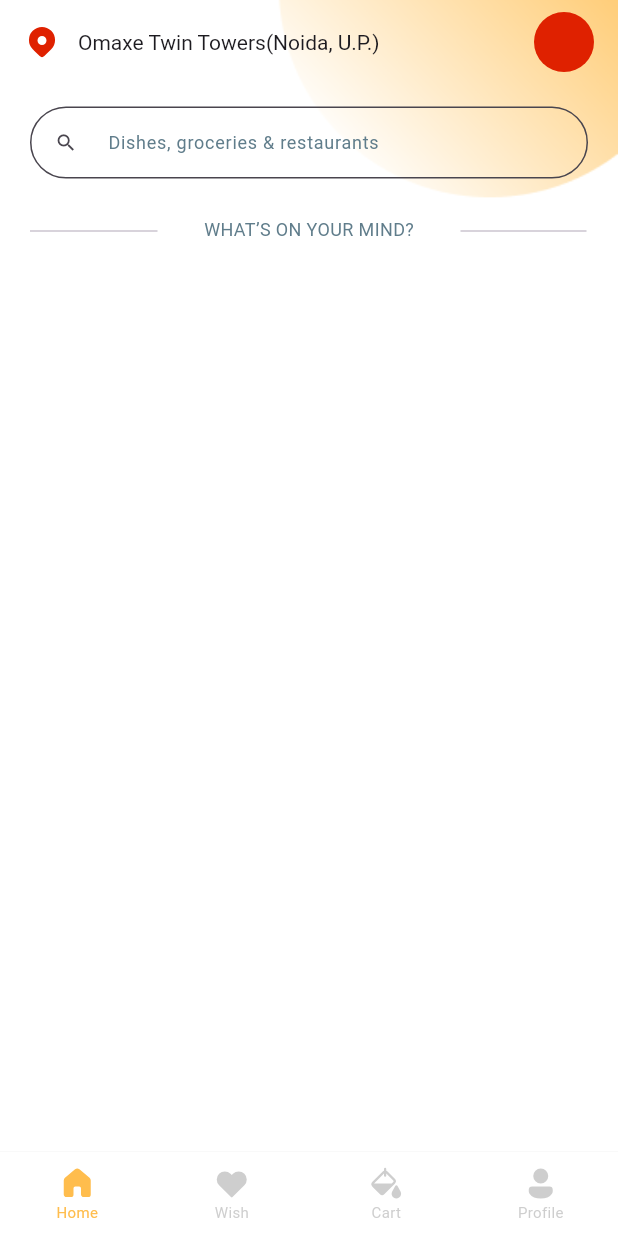
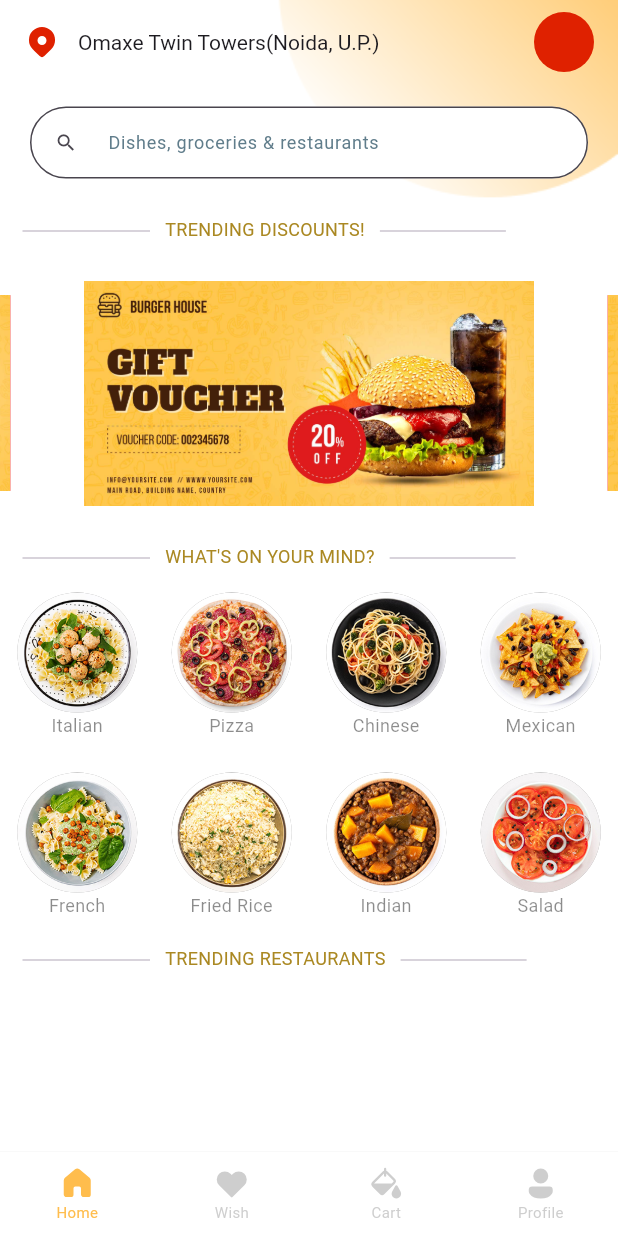
Before and after one commit to amanbalooni/fitbites, a Flutter app: the screen it shows after launch, on a phone screen of 412 x 824 dp. Run offline on Flutter 3.47's test engine with Material 2 defaults, Android fonts, the light colour scheme and no system bars; drawn by our look-alikes of carousel_slider; our stand-ins replace dots_indicator, fluentui_icons.

Commit message:
Home Page

```diff
--- a/lib/screens/main-screens/home_screen.dart
+++ b/lib/screens/main-screens/home_screen.dart
@@ -2,15 +2,18 @@ import 'package:flutter/cupertino.dart';
 import 'package:flutter/material.dart';
 import 'package:fluentui_icons/fluentui_icons.dart';
 import '../../widgets/custom_carousel.dart';
+import '../../widgets/custom_gallery/custom_gallery.dart';
 import '../../widgets/custom_searchbar.dart';
 
 class HomeScreen extends StatefulWidget {
   const HomeScreen({super.key});
 
   @override
+  // ignore: library_private_types_in_public_api
   _HomeScreenState createState() => _HomeScreenState();
 }
-class _HomeScreenState extends State<HomeScreen>{
+
+class _HomeScreenState extends State<HomeScreen> {
   @override
   Widget build(BuildContext context) {
     return Scaffold(
@@ -63,14 +66,13 @@ class _HomeScreenState extends State<HomeScreen>{
               const SizedBox(
                 height: 25,
               ),
+              // Fancy Divider
               const Row(
-                mainAxisAlignment: MainAxisAlignment.spaceBetween,
-                crossAxisAlignment: CrossAxisAlignment.start,
                 children: [
                   Padding(
                     padding: EdgeInsets.only(
                       top: 2,
-                      left: 20,
+                      left: 15,
                     ),
                     child: SizedBox(
                       width: 85,
@@ -78,16 +80,16 @@ class _HomeScreenState extends State<HomeScreen>{
                     ),
                   ),
                   Padding(
-                    padding: EdgeInsets.only(bottom: 712),
+                    padding: EdgeInsets.only(bottom: 0, left: 10, right: 10),
                     child: Text(
-                      "WHAT’S ON YOUR MIND?",
-                      style: TextStyle(color: Colors.blueGrey, fontSize: 12),
+                      "TRENDING DISCOUNTS!",
+                      style: TextStyle(color: Color(0xffaa8822), fontSize: 12),
                     ),
                   ),
                   Padding(
                     padding: EdgeInsets.only(
                       top: 2,
-                      right: 20,
+                      right: 5,
                     ),
                     child: SizedBox(
                       width: 85,
@@ -98,8 +100,168 @@ class _HomeScreenState extends State<HomeScreen>{
                   ),
                 ],
               ),
+              const SizedBox(
+                height: 25,
+              ),
+              const CustomCarouselWidget(image: 'assets/images/coupon.jpg',),
+              const SizedBox(
+                height: 25,
+              ),
+              // Fancy Divider
+              const Row(
+                children: [
+                  Padding(
+                    padding: EdgeInsets.only(
+                      top: 2,
+                      left: 15,
+                    ),
+                    child: SizedBox(
+                      width: 85,
+                      child: Divider(),
+                    ),
+                  ),
+                  Padding(
+                    padding: EdgeInsets.only(bottom: 0, left: 10, right: 10),
+                    child: Text(
+                      "WHAT'S ON YOUR MIND?",
+                      style: TextStyle(color: Color(0xffaa8822), fontSize: 12),
+                    ),
+                  ),
+                  Padding(
+                    padding: EdgeInsets.only(
+                      top: 2,
+                      right: 5,
+                    ),
+                    child: SizedBox(
+                      width: 85,
+                      child: Divider(
+                        endIndent: 1,
+                      ),
+                    ),
+                  ),
+                ],
+              ),
+              const SizedBox(
+                height: 15,
+              ),
+              const SizedBox(
+                height: 220,
+                  child: ImageCustomWidget(),
+              ),
+              const SizedBox(
+                height: 15,
+              ),
+              const Row(
+                children: [
+                  Padding(
+                    padding: EdgeInsets.only(
+                      top: 2,
+                      left: 15,
+                    ),
+                    child: SizedBox(
+                      width: 85,
+                      child: Divider(),
+                    ),
+                  ),
+                  Padding(
+                    padding: EdgeInsets.only(bottom: 0, left: 10, right: 10),
+                    child: Text(
+                      "TRENDING RESTAURANTS",
+                      style: TextStyle(color: Color(0xffaa8822), fontSize: 12),
+                    ),
+                  ),
+                  Padding(
+                    padding: EdgeInsets.only(
+                      top: 2,
+                      right: 5,
+                    ),
+                    child: SizedBox(
+                      width: 85,
+                      child: Divider(
+                        endIndent: 1,
+                      ),
+                    ),
+                  ),
+                ],
+              ),
+              const SizedBox(
+                height: 25,
+              ),
             ],
           ),
-        ]));
+        ]
+        )
+    );
   }
 }
+
+/// Section Widget Image Gallery
+
+Widget _buildCustomWidget(BuildContext context) {
+  return SizedBox(
+    height: 300,
+    child: ListView.separated(
+      padding: const EdgeInsets.only(left: 20),
+      scrollDirection: Axis.horizontal,
+      separatorBuilder: (
+        context,
+        index,
+      ) {
+        return const SizedBox(
+          width: 10,
+        );
+      },
+      itemCount: 8,
+      itemBuilder: (BuildContext context, int index) {
+        var list = {
+          "assets/images/plate-1.jpg": "Italian",
+          "assets/images/plate-2.jpg": "Pizza",
+          "assets/images/plate-3.jpg": "Chinese",
+          "assets/images/plate-4.jpg": "Mexican",
+          "assets/images/plate-5.jpg": "French",
+          "assets/images/plate-6.jpg": "Fried Rice",
+          "assets/images/plate-7.jpg": "Indian",
+          "assets/images/plate-8.jpg": "Salad",
+        };
+        return CustomGalleryWidget(
+          image: list.keys.elementAt(index),
+          text: list.values.elementAt(index),
+        );
+      },
+    ),
+  );
+}
+
+class ImageCustomWidget extends StatelessWidget {
+  const ImageCustomWidget({super.key});
+
+  @override
+  Widget build(BuildContext context) {
+    return GridView.builder(
+      gridDelegate: const SliverGridDelegateWithFixedCrossAxisCount(
+        crossAxisCount: 4,
+        crossAxisSpacing: 0.0,
+        mainAxisSpacing: 20.0,
+        mainAxisExtent: 100.0// Number of columns
+      ),
+      itemCount: 8,
+      padding: const EdgeInsets.all(0),
+      itemBuilder: (BuildContext context, int index) {
+        var list = {
+          "assets/images/plate-1.jpg": "Italian",
+          "assets/images/plate-2.jpg": "Pizza",
+          "assets/images/plate-3.jpg": "Chinese",
+          "assets/images/plate-4.jpg": "Mexican",
+          "assets/images/plate-5.jpg": "French",
+          "assets/images/plate-6.jpg": "Fried Rice",
+          "assets/images/plate-7.jpg": "Indian",
+          "assets/images/plate-8.jpg": "Salad",
+        };
+        return CustomGalleryWidget(
+          image: list.keys.elementAt(index),
+          text: list.values.elementAt(index),
+        );
+      },
+    );
+  }
+}
--- a/lib/widgets/custom_carousel.dart
+++ b/lib/widgets/custom_carousel.dart
@@ -2,66 +2,44 @@ import 'package:flutter/material.dart';
 import 'package:carousel_slider/carousel_slider.dart';
 import 'package:dots_indicator/dots_indicator.dart';
 
-void main() {
-  runApp(const ImageCarousel());
-}
-
-class ImageCarousel extends StatefulWidget {
-  const ImageCarousel({super.key});
-
-  @override
-  _ImageCarouselState createState() => _ImageCarouselState();
-}
-class _ImageCarouselState extends State<ImageCarousel> {
-  int _currentIndex = 0;
-  final List<String> _images = [
-    'https://via.placeholder.com/400x200',
-    'https://via.placeholder.com/400x200',
-    'https://via.placeholder.com/400x200',
-    // Add your image URLs here
-  ];
-
+class CustomCarouselWidget extends StatelessWidget {
+  const CustomCarouselWidget({super.key, required this.image});
+  final String image;
   @override
   Widget build(BuildContext context) {
-    return MaterialApp(
-      home: Scaffold(
-        body: Column(
+    return Column(
+      mainAxisAlignment: MainAxisAlignment.center,
       children: [
-            CarouselSlider.builder(
-              itemCount: _images.length,
+        // Initialize the CarouselSlider widget here
+        CarouselSlider(
+
           options: CarouselOptions(
-                height: 200.0,
+            // Customize options here
+            height: 150,
+            aspectRatio: 16 / 9,
+            viewportFraction: 0.8,
+            initialPage: 0,
+            enableInfiniteScroll: true,
+            reverse: false,
             autoPlay: true,
+            autoPlayInterval: Duration(seconds: 5),
+            autoPlayAnimationDuration: Duration(milliseconds: 1000),
+            autoPlayCurve: Curves.fastOutSlowIn,
             enlargeCenterPage: true,
-                aspectRatio: 16 / 9,
-                onPageChanged: (index, reason) {
-                  setState(() {
-                    _currentIndex = index;
-                  });
-                },
+            scrollDirection: Axis.horizontal,
           ),
-              itemBuilder: (context, index, realIndex) {
-                return Image.network(
-                  _images[index],
+          items: [
+            // Add your carousel items here
+            Container(
+              color: Colors.red,
+              child: Image.asset(
+                image,
                 fit: BoxFit.cover,
-                );
-              },
-            ),
-            DotsIndicator(
-              dotsCount: _images.length,
-              position: _currentIndex.toDouble(),
-              decorator: DotsDecorator(
-                color: Colors.grey, // Inactive dot color
-                activeColor: Colors.blue, // Active dot color
-                size: Size.square(8.0),
-                activeSize: Size(20.0, 8.0),
-                spacing: EdgeInsets.all(4.0),
-                activeShape: RoundedRectangleBorder(borderRadius: BorderRadius.circular(5.0)),
               ),
             ),
           ],
         ),
-      ),
+      ],
     );
   }
 }
--- /dev/null
+++ b/lib/widgets/custom_gallery/custom_gallery.dart
@@ -0,0 +1,36 @@
+import 'package:flutter/cupertino.dart';
+import 'package:flutter/material.dart';
+
+class CustomGalleryWidget extends StatelessWidget {
+  const CustomGalleryWidget({super.key, this.image, this.text, this.child,});
+  final String? image;
+  final String? text;
+  final Widget? child;
+
+  @override
+  Widget build(BuildContext context) {
+    return  Column(
+      children: [
+        Container(
+         width: 80,
+          height: 80,
+          decoration: BoxDecoration(
+              color: Colors.grey,
+              borderRadius: BorderRadius.circular(50),
+              image: DecorationImage(
+                image: AssetImage(image!),
+                fit: BoxFit.cover,
+              )
+          ),
+        ),
+        SizedBox(
+          child: Text(
+            text!,
+            textAlign: TextAlign.center,
+            style: const TextStyle(fontSize: 12, color: Colors.black45),
+          ),
+        ),
+      ],
+    );
+  }
+}
--- a/lib/widgets/custom_searchbar.dart
+++ b/lib/widgets/custom_searchbar.dart
@@ -26,7 +26,7 @@ class CustomSearch extends StatelessWidget {
             borderRadius: BorderRadius.circular(25.0),
           ),
           filled: true, // Fill the background
-          fillColor: Colors.transparent, // Background color when filled
+          fillColor: Colors.white, // Background color when filled
           contentPadding: const EdgeInsets.symmetric(
               vertical: 12.0, horizontal: 16.0), // Padding
         )
```
Also changed, not shown: assets/images/coupon.jpg (added), assets/images/plate-1.jpg (added), assets/images/plate-2.jpg (added), assets/images/plate-3.jpg (added), assets/images/plate-4.jpg (added), assets/images/plate-5.jpg (added), assets/images/plate-6.jpg (added), assets/images/plate-7.jpg (added), assets/images/plate-8.jpg (added), pubspec.lock. Lines whose indentation alone changed are shown as unchanged.
